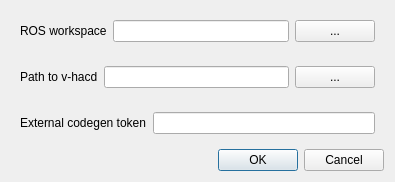
Above: resources/ui/wb_settings.ui from drfenixion/freecad.robotcad before the change. Below: the same form after it.
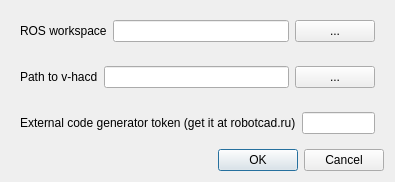
That is the form after the change.

Commit message: Fix setting popup when export URDF: 1) Dont display now field of external token for local code generator. 2) Remove redundant popup when using of External generator tool. Fix saving external generator token in setting popup when it called by External code generator tool.

Patch:
```diff
--- a/resources/ui/wb_settings.ui
+++ b/resources/ui/wb_settings.ui
@@ -75,7 +75,7 @@
          <string>You can get this token from robotcad.ru site. It will be used by external code generator.</string>
         </property>
         <property name="text">
-         <string>External codegen token</string>
+         <string>External code generator token (get it at robotcad.ru)</string>
         </property>
        </widget>
       </item>
```
The commit also changes 4 other files.
